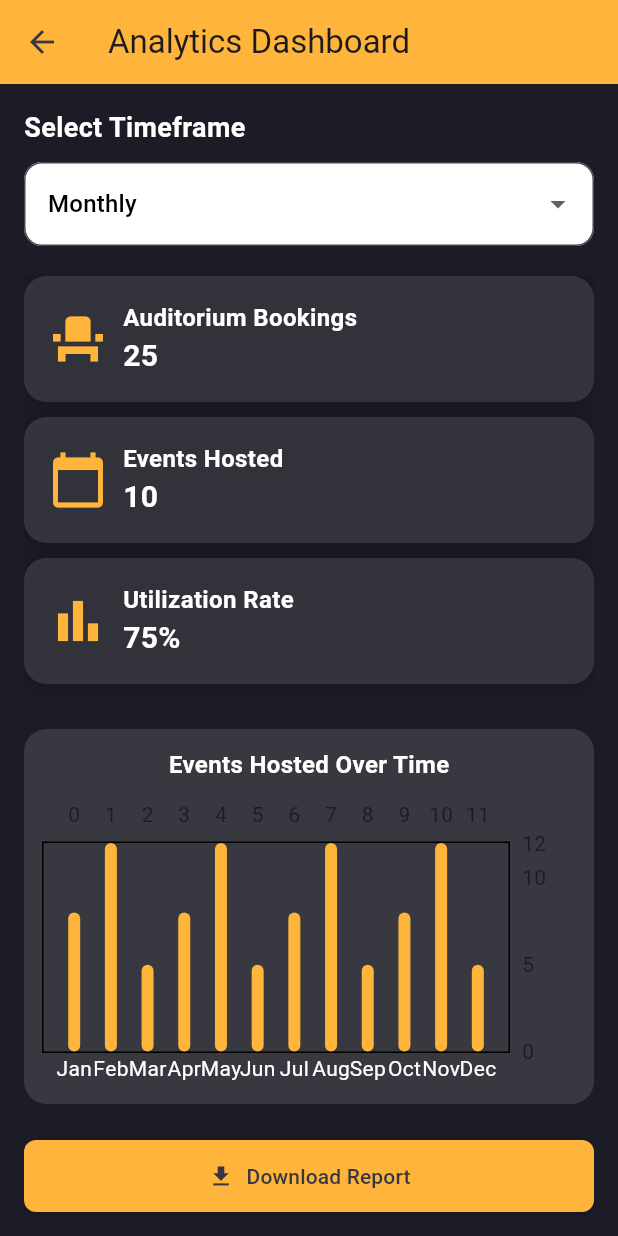
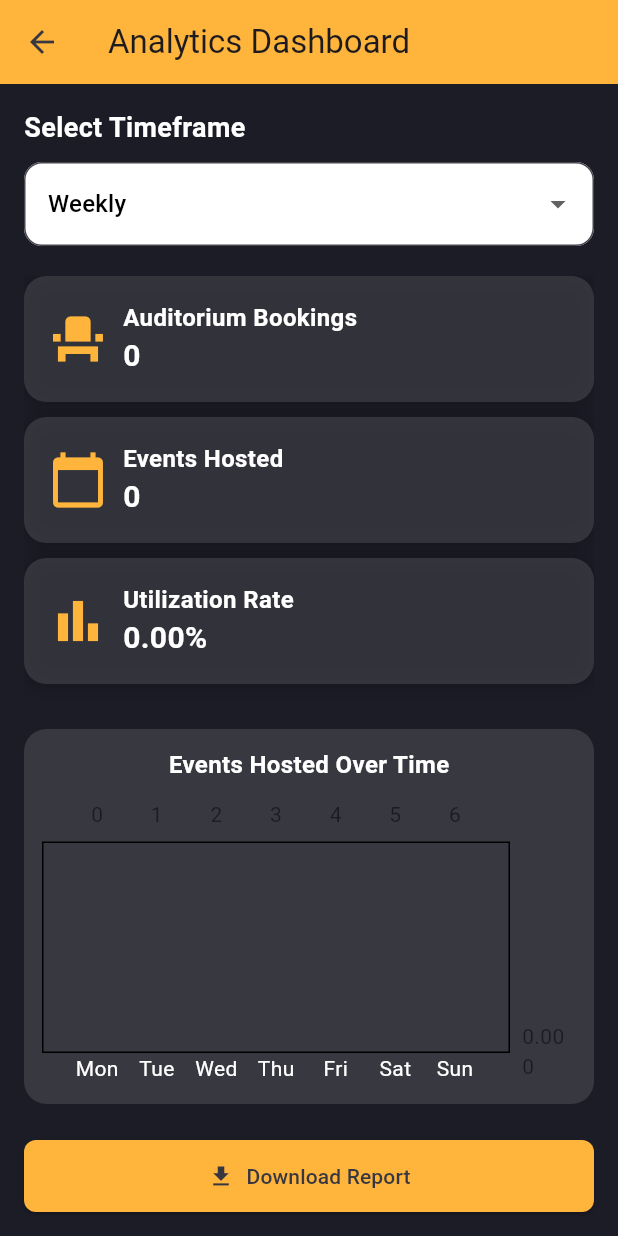
Before and after one commit to Veerosshenn/Eventa, a Flutter app: the AnalyticsScreen screen opened directly, after a tap on "Download Report", on a phone screen of 412 x 824 dp. Run offline on Flutter 3.47's test engine with Material 3 defaults, Android fonts, the phone set to English and light mode, and no system bars; drawn by our look-alikes of fl_chart; our stand-ins replace cloud_firestore, file_picker, firebase_auth, firebase_core, firebase_storage, google_sign_in; missing offline and left inert: universal_html; accounts and stored records are empty.

Commit message:
Admin Analytics Done

```diff
--- a/lib/calculations/admin_analytics_calculations.dart
+++ b/lib/calculations/admin_analytics_calculations.dart
@@ -0,0 +1,143 @@
+import 'package:cloud_firestore/cloud_firestore.dart';
+import 'dart:typed_data';
+import 'package:flutter/foundation.dart' show kIsWeb;
+import 'package:flutter/services.dart';
+import 'package:universal_html/html.dart' as html;
+import 'package:pdf/widgets.dart' as pw;
+
+class AdminAnalyticsCalculations {
+  final FirebaseFirestore _firestore = FirebaseFirestore.instance;
+
+  Future<int> getTotalBookings() async {
+    QuerySnapshot eventsSnapshot = await _firestore.collection('events').get();
+    return eventsSnapshot.docs.length;
+  }
+
+  Future<int> getEventsHosted() async {
+    QuerySnapshot eventsSnapshot = await _firestore
+        .collection('events')
+        .where('date', isLessThan: DateTime.now().toString())
+        .get();
+    return eventsSnapshot.docs.length;
+  }
+
+  Future<double> getUtilizationRate(String timeframe) async {
+    DateTime now = DateTime.now();
+    DateTime startDate;
+
+    if (timeframe == "Weekly") {
+      startDate = now.subtract(const Duration(days: 7));
+    } else if (timeframe == "Monthly") {
+      startDate = DateTime(now.year, now.month, 1);
+    } else {
+      startDate = DateTime(now.year, 1, 1);
+    }
+
+    QuerySnapshot eventsSnapshot = await _firestore.collection('events').get();
+    int totalBookings = eventsSnapshot.docs
+        .where((doc) => DateTime.parse(doc['date']).isAfter(startDate))
+        .length;
+
+    int totalDaysAvailable;
+    if (timeframe == "Weekly") {
+      totalDaysAvailable = 7;
+    } else if (timeframe == "Monthly") {
+      totalDaysAvailable = DateTime(now.year, now.month + 1, 0).day;
+    } else {
+      totalDaysAvailable = 365;
+    }
+
+    double utilizationRate = (totalBookings / totalDaysAvailable) * 100;
+    return utilizationRate.clamp(0, 100);
+  }
+
+  Future<Map<int, int>> getEventsHostedOverTime(String timeframe) async {
+    DateTime now = DateTime.now();
+    DateTime startDate;
+
+    if (timeframe == "Weekly") {
+      startDate = now.subtract(const Duration(days: 7));
+    } else if (timeframe == "Monthly") {
+      startDate = DateTime(now.year, now.month, 1);
+    } else {
+      startDate = DateTime(now.year, 1, 1);
+    }
+
+    QuerySnapshot eventsSnapshot = await _firestore.collection('events').get();
+    Map<int, int> eventsHostedOverTime = {};
+
+    for (var doc in eventsSnapshot.docs) {
+      String dateString = doc['date'];
+      DateTime eventDate = DateTime.parse(dateString);
+
+      if (eventDate.isAfter(startDate)) {
+        if (timeframe == "Weekly") {
+          // Group events by day of the week (0 = Monday, 6 = Sunday)
+          int dayIndex = eventDate.weekday - 1;
+          eventsHostedOverTime[dayIndex] = (eventsHostedOverTime[dayIndex] ?? 0) + 1;
+        } else if (timeframe == "Monthly") {
+          // Group events by week of the month
+          int weekIndex = ((eventDate.day - 1) ~/ 7) + 1;
+          eventsHostedOverTime[weekIndex] = (eventsHostedOverTime[weekIndex] ?? 0) + 1;
+        } else {
+          // Group events by month (0 = Jan, 11 = Dec)
+          int monthIndex = eventDate.month - 1;
+          eventsHostedOverTime[monthIndex] = (eventsHostedOverTime[monthIndex] ?? 0) + 1;
+        }
+      }
+    }
+
+    return eventsHostedOverTime;
+  }
+}
+
+Future<void> generatePDF(
+  String timeframe,
+  int totalBookings,
+  int eventsHosted,
+  double utilizationRate,
+  Map<int, int> eventsHostedOverTime,
+) async {
+  final pdf = pw.Document();
+
+  pdf.addPage(
+    pw.Page(
+      build: (pw.Context context) {
+        return pw.Column(
+          crossAxisAlignment: pw.CrossAxisAlignment.start,
+          children: [
+            pw.Text("Analytics Report", style: pw.TextStyle(fontSize: 24, fontWeight: pw.FontWeight.bold)),
+            pw.SizedBox(height: 10),
+            pw.Text("Timeframe: $timeframe"),
+            pw.Text("Total Bookings: $totalBookings"),
+            pw.Text("Events Hosted: $eventsHosted"),
+            pw.Text("Utilization Rate: ${utilizationRate.toStringAsFixed(2)}%"),
+            pw.SizedBox(height: 10),
+            pw.Text("Events Hosted Over Time:"),
+            pw.Column(
+              children: eventsHostedOverTime.entries.map((e) {
+                return pw.Text("Month ${e.key + 1}: ${e.value} events");
+              }).toList(),
+            ),
+          ],
+        );
+      },
+    ),
+  );
+
+  // Convert PDF to bytes
+  Uint8List pdfBytes = await pdf.save();
+
+  if (kIsWeb) {
+    // Web: Trigger file download
+    final blob = html.Blob([pdfBytes]);
+    final url = html.Url.createObjectUrlFromBlob(blob);
+
+    // Create an invisible anchor element and trigger the download
+    html.AnchorElement(href: url)
+      ..setAttribute("download", "analytics_report.pdf")
+      ..click();
+
+    html.Url.revokeObjectUrl(url);
+  }
+}
--- a/lib/pages/analytics_admin.dart
+++ b/lib/pages/analytics_admin.dart
@@ -1,6 +1,7 @@
-import 'package:assignment1/pages/consts.dart';
 import 'package:flutter/material.dart';
 import 'package:fl_chart/fl_chart.dart';
+import '../calculations/admin_analytics_calculations.dart';
+import 'package:assignment1/pages/consts.dart';
 
 class AnalyticsScreen extends StatefulWidget {
   const AnalyticsScreen({super.key});
@@ -10,8 +11,35 @@ class AnalyticsScreen extends StatefulWidget {
 }
 
 class _AnalyticsScreenState extends State<AnalyticsScreen> {
-  String selectedTimeframe = "Monthly";
-  final List<String> timeframes = ["Custom Range", "Weekly", "Monthly"];
+  String selectedTimeframe = "Weekly";
+  final List<String> timeframes = ["Weekly", "Monthly", "Annual"];
+
+  int _totalBookings = 0;
+  int _eventsHosted = 0;
+  double _utilizationRate = 0.0;
+  Map<int, int> _eventsHostedOverTime = {};
+
+  @override
+  void initState() {
+    super.initState();
+    fetchAnalytics();
+  }
+
+  void fetchAnalytics() async {
+    final analytics = AdminAnalyticsCalculations();
+
+    int totalBookings = await analytics.getTotalBookings();
+    int eventsHosted = await analytics.getEventsHosted();
+    double utilizationRate = await analytics.getUtilizationRate(selectedTimeframe);
+    Map<int, int> eventsHostedOverTime = await analytics.getEventsHostedOverTime(selectedTimeframe);
+
+    setState(() {
+      _totalBookings = totalBookings;
+      _eventsHosted = eventsHosted;
+      _utilizationRate = utilizationRate;
+      _eventsHostedOverTime = eventsHostedOverTime;
+    });
+  }
 
   @override
   Widget build(BuildContext context) {
@@ -48,6 +76,7 @@ class _AnalyticsScreenState extends State<AnalyticsScreen> {
                 onChanged: (value) {
                   setState(() {
                     selectedTimeframe = value!;
+                    fetchAnalytics();
                   });
                 },
                 decoration: InputDecoration(
@@ -61,13 +90,13 @@ class _AnalyticsScreenState extends State<AnalyticsScreen> {
             Expanded(
               child: ListView(
                 children: [
-                  _buildStatCard("Auditorium Bookings", "25", Icons.event_seat),
-                  _buildStatCard("Events Hosted", "10", Icons.calendar_today),
-                  _buildStatCard("Utilization Rate", "75%", Icons.bar_chart),
+                  _buildStatCard("Auditorium Bookings", _totalBookings.toString(), Icons.event_seat),
+                  _buildStatCard("Events Hosted", _eventsHosted.toString(), Icons.calendar_today),
+                  _buildStatCard("Utilization Rate", "${_utilizationRate.toStringAsFixed(2)}%", Icons.bar_chart),
                   const SizedBox(height: 20),
-                  _buildBarChart(), // 📊 Bar Chart
+                  _buildBarChart(),
                   const SizedBox(height: 20),
-                  _buildPieChart(), // 🥧 Pie Chart
+                  _buildPieChart(),
                 ],
               ),
             ),
@@ -75,7 +104,9 @@ class _AnalyticsScreenState extends State<AnalyticsScreen> {
             SizedBox(
               width: double.infinity,
               child: ElevatedButton.icon(
-                onPressed: () {},
+                onPressed: () async {
+                  await generatePDF(selectedTimeframe, _totalBookings, _eventsHosted, _utilizationRate, _eventsHostedOverTime);
+                },
                 icon: const Icon(Icons.download, color: grey),
                 label: const Text("Download Report"),
                 style: ElevatedButton.styleFrom(
@@ -119,7 +150,6 @@ class _AnalyticsScreenState extends State<AnalyticsScreen> {
     );
   }
 
-  // 📊 Bar Chart for Event Trends
   Widget _buildBarChart() {
     return Container(
       height: 250,
@@ -145,39 +175,31 @@ class _AnalyticsScreenState extends State<AnalyticsScreen> {
                     sideTitles: SideTitles(
                       showTitles: true,
                       getTitlesWidget: (value, meta) {
-                        switch (value.toInt()) {
-                          case 0: return const Text("Jan", style: TextStyle(color: Colors.white));
-                          case 1: return const Text("Feb", style: TextStyle(color: Colors.white));
-                          case 2: return const Text("Mar", style: TextStyle(color: Colors.white));
-                          case 3: return const Text("Apr", style: TextStyle(color: Colors.white));
-                          case 4: return const Text("May", style: TextStyle(color: Colors.white));
-                          case 5: return const Text("Jun", style: TextStyle(color: Colors.white));
-                          case 6: return const Text("Jul", style: TextStyle(color: Colors.white));
-                          case 7: return const Text("Aug", style: TextStyle(color: Colors.white));
-                          case 8: return const Text("Sep", style: TextStyle(color: Colors.white));
-                          case 9: return const Text("Oct", style: TextStyle(color: Colors.white));
-                          case 10: return const Text("Nov", style: TextStyle(color: Colors.white));
-                          case 11: return const Text("Dec", style: TextStyle(color: Colors.white));
-                          default: return Container();
+                        if (selectedTimeframe == "Weekly") {
+                          List<String> days = ["Mon", "Tue", "Wed", "Thu", "Fri", "Sat", "Sun"];
+                          return Text(days[value.toInt()], style: const TextStyle(color: Colors.white));
+                        } else if (selectedTimeframe == "Monthly") {
+                          return Text("Week ${(value.toInt() + 1)}", style: const TextStyle(color: Colors.white));
+                        } else {
+                          List<String> months = ["Jan", "Feb", "Mar", "Apr", "May", "Jun", "Jul", "Aug", "Sep", "Oct", "Nov", "Dec"];
+                          return Text(months[value.toInt()], style: const TextStyle(color: Colors.white));
                         }
                       },
                     ),
                   ),
                 ),
-                barGroups: [
-                  BarChartGroupData(x: 0, barRods: [BarChartRodData(toY: 8, color: buttonColor)]),
-                  BarChartGroupData(x: 1, barRods: [BarChartRodData(toY: 12, color: buttonColor)]),
-                  BarChartGroupData(x: 2, barRods: [BarChartRodData(toY: 5, color: buttonColor)]),
-                  BarChartGroupData(x: 3, barRods: [BarChartRodData(toY: 8, color: buttonColor)]),
-                  BarChartGroupData(x: 4, barRods: [BarChartRodData(toY: 12, color: buttonColor)]),
-                  BarChartGroupData(x: 5, barRods: [BarChartRodData(toY: 5, color: buttonColor)]),
-                  BarChartGroupData(x: 6, barRods: [BarChartRodData(toY: 8, color: buttonColor)]),
-                  BarChartGroupData(x: 7, barRods: [BarChartRodData(toY: 12, color: buttonColor)]),
-                  BarChartGroupData(x: 8, barRods: [BarChartRodData(toY: 5, color: buttonColor)]),
-                  BarChartGroupData(x: 9, barRods: [BarChartRodData(toY: 8, color: buttonColor)]),
-                  BarChartGroupData(x: 10, barRods: [BarChartRodData(toY: 12, color: buttonColor)]),
-                  BarChartGroupData(x: 11, barRods: [BarChartRodData(toY: 5, color: buttonColor)]),
-                ],
+                barGroups: List.generate(
+                  selectedTimeframe == "Weekly" ? 7 : selectedTimeframe == "Monthly" ? 5 : 12,
+                  (index) => BarChartGroupData(
+                    x: index,
+                    barRods: [
+                      BarChartRodData(
+                        toY: (_eventsHostedOverTime[index] ?? 0).toDouble(),
+                        color: buttonColor,
+                      ),
+                    ],
+                  ),
+                ),
               ),
             ),
           ),
@@ -186,10 +208,9 @@ class _AnalyticsScreenState extends State<AnalyticsScreen> {
     );
   }
 
-  // 🥧 Pie Chart for Utilization Stats
   Widget _buildPieChart() {
     return Container(
-      height: 250,
+      height: 300, // Increased height to accommodate the legend
       padding: const EdgeInsets.all(12),
       decoration: BoxDecoration(
         color: Colors.white12,
@@ -198,7 +219,7 @@ class _AnalyticsScreenState extends State<AnalyticsScreen> {
       child: Column(
         children: [
           const Text(
-            "Utilization Breakdown",
+            "Utilization Rate",
             style: TextStyle(fontSize: 16, fontWeight: FontWeight.bold, color: Colors.white),
           ),
           const SizedBox(height: 10),
@@ -208,15 +229,49 @@ class _AnalyticsScreenState extends State<AnalyticsScreen> {
                 sectionsSpace: 2,
                 centerSpaceRadius: 50,
                 sections: [
-                  PieChartSectionData(color: Colors.blueAccent, value: 50, title: "50%", radius: 50),
-                  PieChartSectionData(color: Colors.redAccent, value: 30, title: "30%", radius: 50),
-                  PieChartSectionData(color: Colors.greenAccent, value: 20, title: "20%", radius: 50),
+                  PieChartSectionData(
+                    color: Colors.blueAccent,
+                    value: _utilizationRate,
+                    title: "${_utilizationRate.toStringAsFixed(1)}%",
+                    radius: 50,
+                  ),
+                  PieChartSectionData(
+                    color: Colors.grey,
+                    value: 100 - _utilizationRate,
+                    title: "${(100 - _utilizationRate).toStringAsFixed(1)}%",
+                    radius: 50,
+                  ),
                 ],
               ),
             ),
+          ),
+          const SizedBox(height: 10),
+          // Legend Section
+          Row(
+            mainAxisAlignment: MainAxisAlignment.center,
+            children: [
+              _buildLegendItem(Colors.blueAccent, "Utilized"),
+              const SizedBox(width: 20),
+              _buildLegendItem(Colors.grey, "Not Utilized"),
+            ],
           ),
         ],
       ),
     );
   }
+
+  // Helper function to create legend items
+  Widget _buildLegendItem(Color color, String label) {
+    return Row(
+      children: [
+        Container(
+          width: 12,
+          height: 12,
+          decoration: BoxDecoration(color: color, shape: BoxShape.circle),
+        ),
+        const SizedBox(width: 5),
+        Text(label, style: const TextStyle(color: Colors.white, fontSize: 14)),
+      ],
+    );
+  }
 }
--- a/pubspec.yaml
+++ b/pubspec.yaml
@@ -45,6 +45,11 @@ dependencies:
   firebase_ui_oauth_google: ^1.4.1
   google_sign_in_web: ^0.12.4+4
   firebase_storage: ^12.4.4
+  pdf: ^3.10.7
+  path_provider: ^2.1.2
+  permission_handler: ^11.0.1
+  open_file: ^3.3.2
+  universal_html: ^2.2.4
 
 dev_dependencies:
   flutter_test:
```
Also changed, not shown: pubspec.lock, 5 other files.
